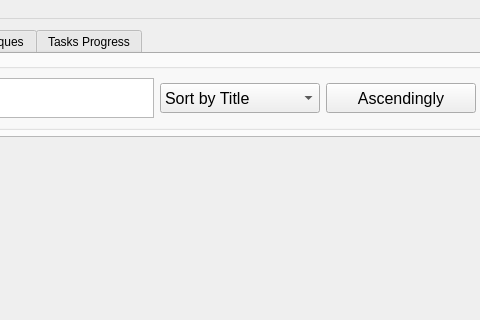
BadrGello/Task-Management-App, file App/mainWindow.ui: the form before one commit; both pictures show x 284 to 764 and y 0 to 320 of the 1321 by 714 pixel window.
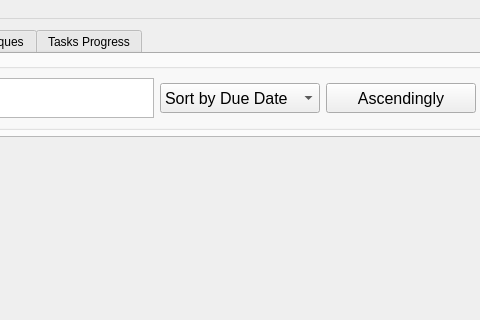
The form after the commit. Icons and pictures are not drawn.

Diff of the .ui file:
```diff
--- a/App/mainWindow.ui
+++ b/App/mainWindow.ui
@@ -174,11 +174,6 @@
                <height>30</height>
               </size>
              </property>
-             <item>
-              <property name="text">
-               <string>Sort by Title</string>
-              </property>
-             </item>
              <item>
               <property name="text">
                <string>Sort by Due Date</string>
```
Left out of the diff: 5 changed lines with no effect on the pictures.
